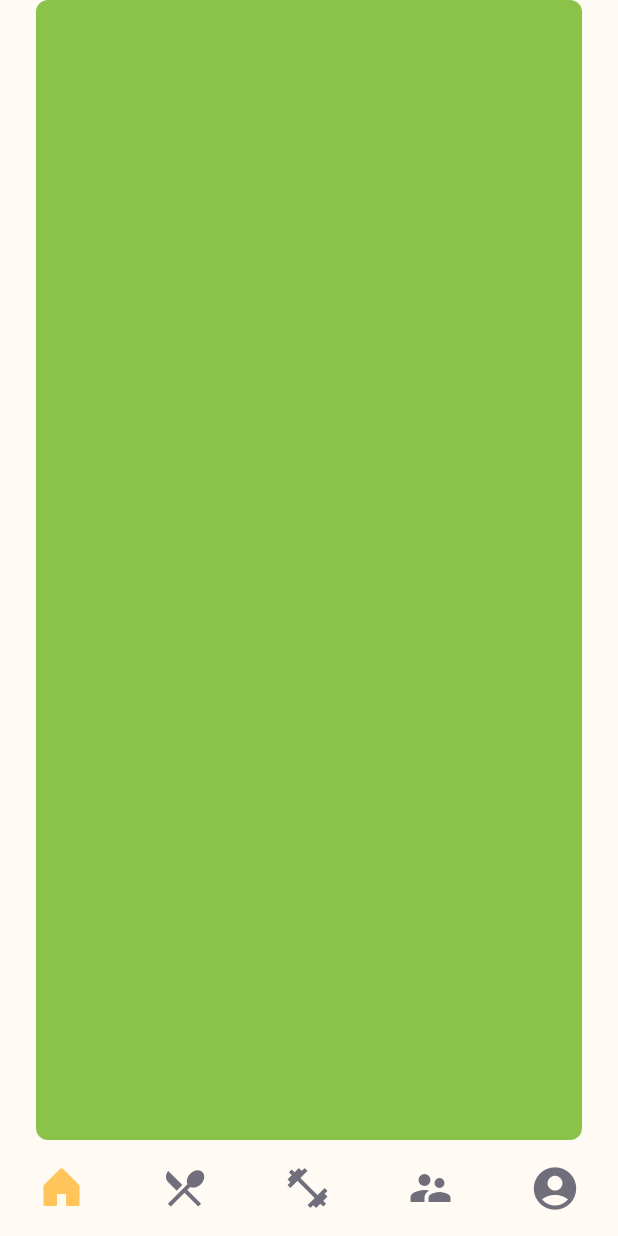
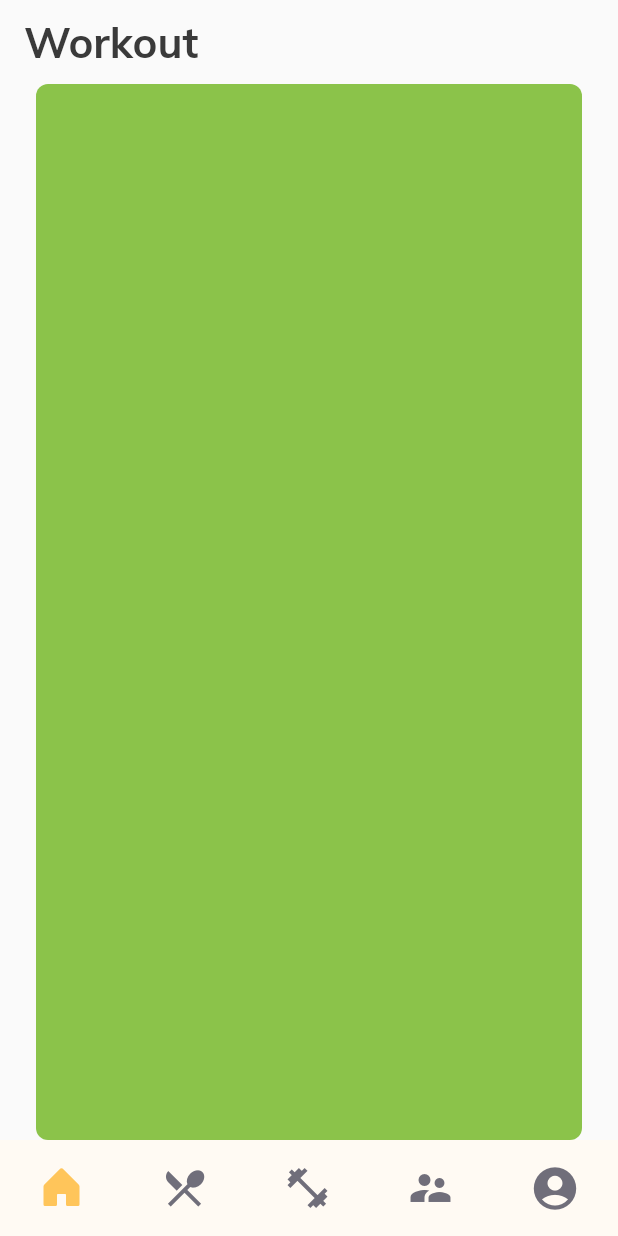
Before and after one commit to ContinuumTeam/GymHabit, a Flutter app: the screen it shows after launch, swiped to page 3, on a phone screen of 412 x 824 dp. Run offline on Flutter 3.47's test engine with Material 2 defaults, Android fonts, the phone set to English and light mode, and no system bars; our stand-ins replace dartz, dio, equatable, firebase_core, fl_chart, get_it and 4 more; accounts and stored records are empty.

Commit message:
refactor: iniciando pagina de workout

```diff
--- a/lib/features/home/presenter/pages/workout_page.dart
+++ b/lib/features/home/presenter/pages/workout_page.dart
@@ -1,4 +1,6 @@
 import 'package:flutter/material.dart';
+import 'package:gymhabit/features/theme/app_colors.dart';
+import 'package:gymhabit/features/theme/app_text.dart';
 
 class WorkoutPage extends StatefulWidget {
   const WorkoutPage({super.key});
@@ -10,12 +12,20 @@ class WorkoutPage extends StatefulWidget {
 class _WorkoutPageState extends State<WorkoutPage> {
   @override
   Widget build(BuildContext context) {
-    return Padding(
-      padding: const EdgeInsets.symmetric(horizontal: 24),
-      child: Container(
-        decoration: const BoxDecoration(
-            color: Colors.lightGreen,
-            borderRadius: BorderRadius.all(Radius.circular(8))),
+    return Scaffold(
+      appBar: AppBar(
+        title: const Text('Workout'),
+        titleTextStyle: AppText.titleHeading,
+        elevation: 0,
+        backgroundColor: Colors.transparent,
+      ),
+      body: Padding(
+        padding: const EdgeInsets.symmetric(horizontal: 24),
+        child: Container(
+          decoration: const BoxDecoration(
+              color: Colors.lightGreen,
+              borderRadius: BorderRadius.all(Radius.circular(8))),
+        ),
       ),
     );
   }
--- a/lib/features/theme/app_text.dart
+++ b/lib/features/theme/app_text.dart
@@ -18,6 +18,12 @@ class AppText {
   static final titleBoldHeading = GoogleFonts.lexendDeca(
     fontSize: 28,
     fontWeight: FontWeight.w600,
+    color: AppColors.heading,
+  );
+
+  static final titleHeading = GoogleFonts.mulish(
+    fontSize: 28,
+    fontWeight: FontWeight.bold,
     color: AppColors.heading,
   );
 
```
